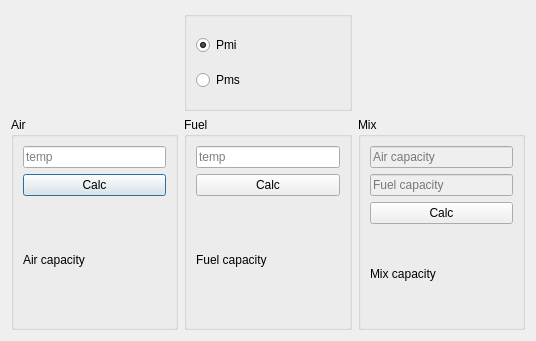
Before: the Qt Designer form tempcalc.ui in Ismaxis/222Qt, drawn with Qt 5.
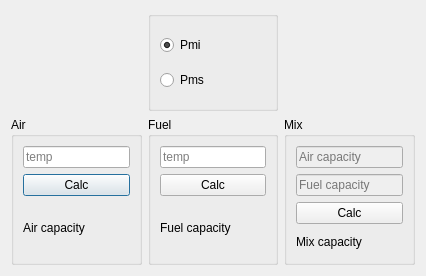
After: the same form once the commit is applied.

```diff
--- a/tempcalc.ui
+++ b/tempcalc.ui
@@ -6,8 +6,8 @@
    <rect>
     <x>0</x>
     <y>0</y>
-    <width>536</width>
-    <height>341</height>
+    <width>426</width>
+    <height>276</height>
    </rect>
   </property>
   <property name="windowTitle">
```
Left out of the diff: 6 changed lines with no effect on the pictures.
